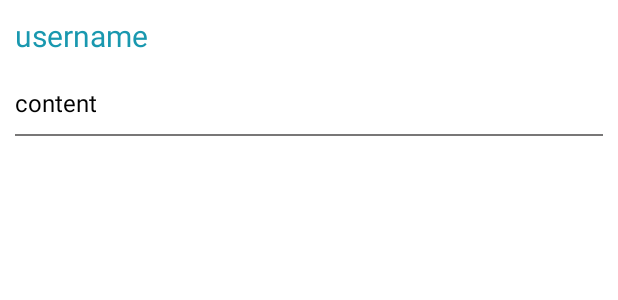
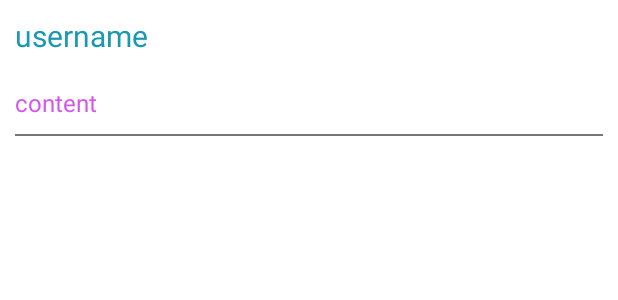
Before and after one commit to omerbircan/ecampus, an Android app: the layout recycler_row.xml on its own in the app's theme, with its tools: preview values and no code run, on a phone screen of 412 x 824 dp. Shown: the top 300 px of the screen. Run offline under Robolectric (Android 15) with nearby library versions, the phone set to English and light mode, and no system bars.

Commit message:
content color changed

```diff
--- a/app/src/main/res/layout/recycler_row.xml
+++ b/app/src/main/res/layout/recycler_row.xml
@@ -24,7 +24,7 @@
         android:text="content"
         android:textSize="16dp"
         android:layout_margin="10dp"
-        android:textColor="@color/black"
+        android:textColor="#D455EB"
 
         >
 
```
